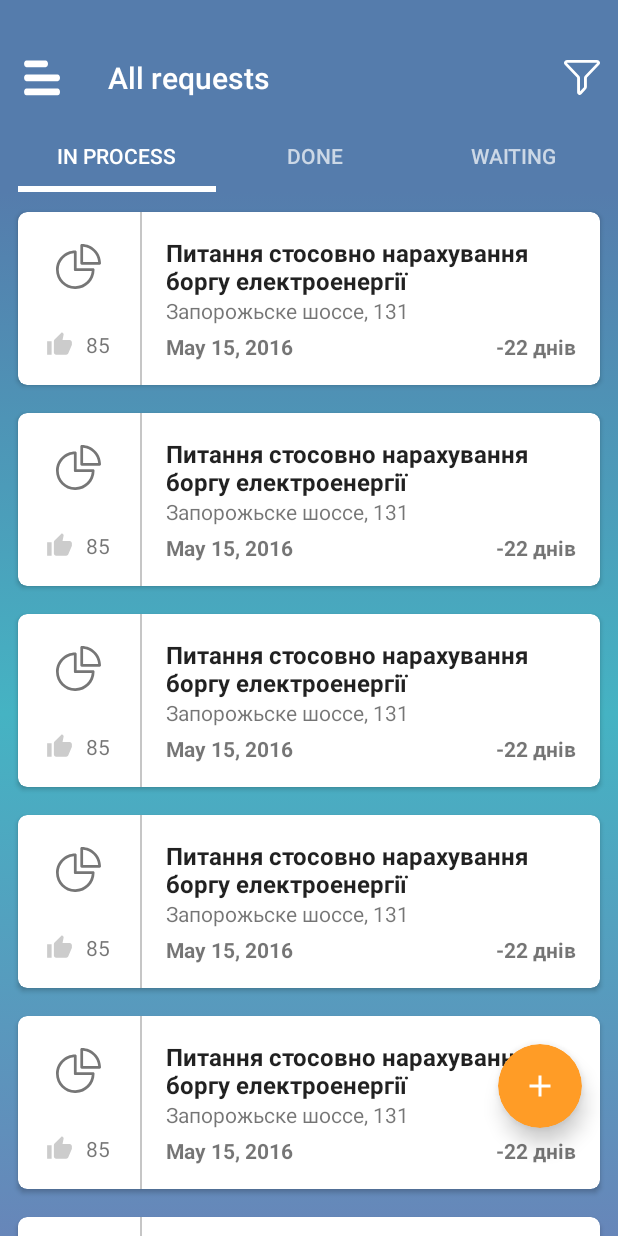
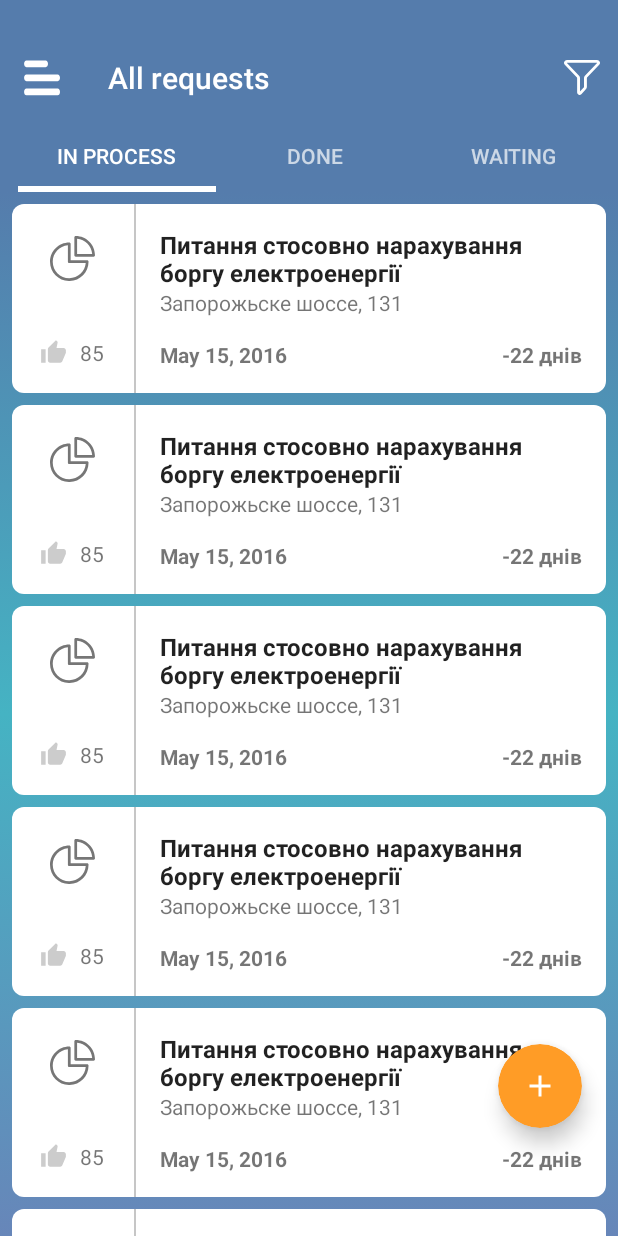
Before and after one commit to AnderWonder/InternshipTask2, an Android app: the screen it shows after launch (UserRequestsListActivity), on a phone screen of 412 x 824 dp. Run offline under Robolectric (Android 15) with nearby library versions, the phone set to English and light mode, and no system bars; libraries missing offline, so code that uses them is left out: com.nineoldandroids.view.

Commit message:
almost ready

```diff
--- a/app/src/main/java/com/zhizhkin/andrey/internshiptask2/InternshipTask2Application.java
+++ b/app/src/main/java/com/zhizhkin/andrey/internshiptask2/InternshipTask2Application.java
@@ -2,6 +2,7 @@ package com.zhizhkin.andrey.internshiptask2;
 
 import android.app.Application;
 import android.content.Context;
+import android.content.res.Resources;
 
 import com.zhizhkin.andrey.internshiptask2.Model.UserRequestsManager;
 
@@ -22,9 +23,19 @@ public class InternshipTask2Application extends Application {
 
     public static int getStatusBarHeight() {
         int result = 0;
-        int resourceId = mContext.getResources().getIdentifier("status_bar_height", "dimen", "android");
+        Resources resources = mContext.getResources();
+        int resourceId = resources.getIdentifier("status_bar_height", "dimen", "android");
         if (resourceId > 0)
-            result = mContext.getResources().getDimensionPixelSize(resourceId);
+            result = resources.getDimensionPixelSize(resourceId);
+        return result;
+    }
+
+    public static int getNavigationBarHeight(){
+        int result=0;
+        Resources resources = mContext.getResources();
+        int resourceId = resources.getIdentifier("navigation_bar_height", "dimen", "android");
+        if (resourceId > 0)
+            result = resources.getDimensionPixelSize(resourceId);
         return result;
     }
 
--- a/app/src/main/java/com/zhizhkin/andrey/internshiptask2/UserRequestViewer/UserRequestViewerActivity.java
+++ b/app/src/main/java/com/zhizhkin/andrey/internshiptask2/UserRequestViewer/UserRequestViewerActivity.java
@@ -1,8 +1,6 @@
 package com.zhizhkin.andrey.internshiptask2.UserRequestViewer;
 
-import android.os.Build;
 import android.os.Bundle;
-import android.support.design.widget.AppBarLayout;
 import android.support.v7.app.AppCompatActivity;
 import android.support.v7.widget.LinearLayoutManager;
 import android.support.v7.widget.RecyclerView;
@@ -13,7 +11,6 @@ import android.widget.LinearLayout;
 import android.widget.TextView;
 import android.widget.Toast;
 
-import com.zhizhkin.andrey.internshiptask2.InternshipTask2Application;
 import com.zhizhkin.andrey.internshiptask2.Model.UserRequest;
 import com.zhizhkin.andrey.internshiptask2.R;
 import com.zhizhkin.andrey.internshiptask2.Model.UserRequestsManager;
--- a/app/src/main/java/com/zhizhkin/andrey/internshiptask2/UserRequestsList/Fragments/UserRequestsFragment.java
+++ b/app/src/main/java/com/zhizhkin/andrey/internshiptask2/UserRequestsList/Fragments/UserRequestsFragment.java
@@ -1,17 +1,11 @@
 package com.zhizhkin.andrey.internshiptask2.UserRequestsList.Fragments;
 
 
-import android.content.res.Resources;
-import android.os.Build;
-import android.support.design.widget.CoordinatorLayout;
 import android.support.v4.app.Fragment;
-import android.view.View;
-
-import com.zhizhkin.andrey.internshiptask2.InternshipTask2Application;
-import com.zhizhkin.andrey.internshiptask2.Model.UserRequest;
 
 import com.melnykov.fab.FloatingActionButton;
-import com.zhizhkin.andrey.internshiptask2.R;
+
+import com.zhizhkin.andrey.internshiptask2.Model.UserRequest;
 
 import java.util.List;
 
@@ -20,6 +14,8 @@ public class UserRequestsFragment extends Fragment {
     protected List<UserRequest> mUserRequests;
 
     protected String mTitle;
+
+    protected FloatingActionButton mFab;
 
     public UserRequestsFragment() {
         // Required empty public constructor
@@ -37,25 +33,7 @@ public class UserRequestsFragment extends Fragment {
         mTitle = title;
     }
 
-    protected int getNavigationBarSize(){
-        int result=0;
-        Resources resources = InternshipTask2Application.getContext().getResources();
-        int resourceId = resources.getIdentifier("navigation_bar_height", "dimen", "android");
-        if (resourceId > 0)
-            result = resources.getDimensionPixelSize(resourceId);
-        return result;
+    public void setFab(FloatingActionButton mFab) {
+        this.mFab = mFab;
     }
-
-    protected FloatingActionButton initFab(View view){
-        FloatingActionButton fab = (FloatingActionButton) view.findViewById(R.id.fab);
-        //Shift for Translucent theme (Lollipop+ only)
-        if (Build.VERSION.SDK_INT >= Build.VERSION_CODES.LOLLIPOP) {
-            CoordinatorLayout.LayoutParams llp = (CoordinatorLayout.LayoutParams) fab.getLayoutParams();
-            int fabMargin = (int)getResources().getDimension(R.dimen.fab_margin);
-            llp.setMargins(0, 0, fabMargin, fabMargin + getNavigationBarSize());
-            fab.setLayoutParams(llp);
-        }
-        return fab;
-    }
-
 }
--- a/app/src/main/java/com/zhizhkin/andrey/internshiptask2/UserRequestsList/Fragments/UserRequestsFragmentListView.java
+++ b/app/src/main/java/com/zhizhkin/andrey/internshiptask2/UserRequestsList/Fragments/UserRequestsFragmentListView.java
@@ -33,7 +33,7 @@ public class UserRequestsFragmentListView extends UserRequestsFragment implement
 
         });
         requestsListView.setOnItemClickListener(this);
-        initFab(fragmentView).attachToListView(requestsListView);
+        mFab.attachToListView(requestsListView);
         return fragmentView;
     }
 
--- a/app/src/main/java/com/zhizhkin/andrey/internshiptask2/UserRequestsList/Fragments/UserRequestsFragmentRecyclerView.java
+++ b/app/src/main/java/com/zhizhkin/andrey/internshiptask2/UserRequestsList/Fragments/UserRequestsFragmentRecyclerView.java
@@ -18,7 +18,7 @@ public class UserRequestsFragmentRecyclerView extends UserRequestsFragment {
         RecyclerView requestsRecyclerView = (RecyclerView) fragmentView.findViewById(R.id.requestsManagerRecyclerView);
         requestsRecyclerView.setLayoutManager(new LinearLayoutManager(getActivity()));
         requestsRecyclerView.setAdapter(new UserRequestsRecyclerViewAdapter(mUserRequests));
-        initFab(fragmentView).attachToRecyclerView(requestsRecyclerView);
+        mFab.attachToRecyclerView(requestsRecyclerView);
         return fragmentView;
     }
 
--- a/app/src/main/java/com/zhizhkin/andrey/internshiptask2/UserRequestsList/UserRequestsListActivity.java
+++ b/app/src/main/java/com/zhizhkin/andrey/internshiptask2/UserRequestsList/UserRequestsListActivity.java
@@ -4,6 +4,7 @@ import android.os.Build;
 import android.os.Bundle;
 
 import android.support.design.widget.AppBarLayout;
+import android.support.design.widget.CoordinatorLayout;
 import android.support.design.widget.TabLayout;
 import android.support.v4.view.ViewPager;
 import android.support.design.widget.NavigationView;
@@ -11,11 +12,16 @@ import android.support.v4.view.GravityCompat;
 import android.support.v4.widget.DrawerLayout;
 import android.support.v7.app.ActionBar;
 import android.support.v7.app.AppCompatActivity;
+import android.support.v7.widget.RecyclerView;
 import android.support.v7.widget.Toolbar;
 import android.view.Menu;
 import android.view.MenuItem;
+import android.view.View;
 import android.widget.FrameLayout;
 import android.widget.LinearLayout;
+import android.widget.ListView;
+
+import com.melnykov.fab.FloatingActionButton;
 
 import com.zhizhkin.andrey.internshiptask2.InternshipTask2Application;
 import com.zhizhkin.andrey.internshiptask2.R;
@@ -30,6 +36,8 @@ import java.util.ArrayList;
 public class UserRequestsListActivity extends AppCompatActivity
         implements NavigationView.OnNavigationItemSelectedListener {
 
+    private FloatingActionButton mFab;
+
     @Override
     protected void onCreate(Bundle savedInstanceState) {
         super.onCreate(savedInstanceState);
@@ -42,21 +50,30 @@ public class UserRequestsListActivity extends AppCompatActivity
         ab.setHomeAsUpIndicator(R.drawable.ic_menu);
         NavigationView navView = (NavigationView) findViewById(R.id.nav_view);
         navView.setNavigationItemSelectedListener(this);
+        mFab = (FloatingActionButton) findViewById(R.id.fab);
         initViewPager();
-        //Shift for Translucent theme (Lollipop+ only)
-        if (Build.VERSION.SDK_INT >= Build.VERSION_CODES.LOLLIPOP) {
-            AppBarLayout.LayoutParams clp = (AppBarLayout.LayoutParams)toolbar.getLayoutParams();
-            clp.setMargins(0, InternshipTask2Application.getStatusBarHeight(),0,0);
+        //Shift is necessary for Translucent theme in KitKat+
+        if (Build.VERSION.SDK_INT >= Build.VERSION_CODES.KITKAT) {
+            //AppBar
+            int statusBarHeight=InternshipTask2Application.getStatusBarHeight();
+            AppBarLayout.LayoutParams clp = ((AppBarLayout.LayoutParams)toolbar.getLayoutParams());
+            clp.setMargins(0,statusBarHeight,0,0);
             toolbar.setLayoutParams(clp);
+            //NavView
             FrameLayout frl = (FrameLayout) navView.getHeaderView(0);
             LinearLayout.LayoutParams frlp = (LinearLayout.LayoutParams) frl.getLayoutParams();
-            frlp.setMargins(0, InternshipTask2Application.getStatusBarHeight(), 0, 0);
+            frlp.setMargins(0,statusBarHeight, 0, 0);
             frl.setLayoutParams(frlp);
+            //FAB
+            CoordinatorLayout.LayoutParams llp = (CoordinatorLayout.LayoutParams) mFab.getLayoutParams();
+            int fabMargin = (int)getResources().getDimension(R.dimen.fab_margin);
+            llp.setMargins(0, 0, fabMargin, fabMargin + InternshipTask2Application.getNavigationBarHeight());
+            mFab.setLayoutParams(llp);
         }
     }
 
     private void initViewPager() {
-        ArrayList<UserRequestsFragment> pages = new ArrayList<>();
+        final ArrayList<UserRequestsFragment> pages = new ArrayList<>();
         pages.add(createPage(UserRequest.StatusType.IN_PROCESS, new UserRequestsFragmentRecyclerView()));
         pages.add(createPage(UserRequest.StatusType.DONE, new UserRequestsFragmentRecyclerView()));
         pages.add(createPage(UserRequest.StatusType.WAITING, new UserRequestsFragmentListView()));
@@ -69,6 +86,7 @@ public class UserRequestsListActivity extends AppCompatActivity
     private UserRequestsFragment createPage(UserRequest.StatusType status, UserRequestsFragment fragment) {
         fragment.setRequests(UserRequestsManager.getInstance().getRequestsWithStatus(status));
         fragment.setTitle(status.toString());
+        fragment.setFab(mFab);
         return fragment;
     }
 
@@ -103,4 +121,5 @@ public class UserRequestsListActivity extends AppCompatActivity
         ((DrawerLayout) findViewById(R.id.drawer_layout)).closeDrawer(GravityCompat.START);
         return true;
     }
+
 }
--- /dev/null
+++ b/app/src/main/res/drawable/user_requests_list_item_bg.xml
@@ -0,0 +1,6 @@
+<?xml version="1.0" encoding="utf-8"?>
+<shape xmlns:android="http://schemas.android.com/apk/res/android">
+    <solid android:color="#FFFFFF"/>
+    <corners android:radius="8dp"/>
+    <padding android:left="0dp" android:top="0dp" android:right="0dp" android:bottom="0dp" />
+</shape>
--- a/app/src/main/res/layout/user_request_viewer_content.xml
+++ b/app/src/main/res/layout/user_request_viewer_content.xml
@@ -57,7 +57,7 @@
                 android:layout_width="match_parent"
                 android:layout_height="@dimen/user_request_viewer_text_view_divider_height"
                 android:layout_marginTop="@dimen/user_request_viewer_first_text_view_divider_margin_top"
-                android:background="@color/material_grey_400" />
+                android:background="@color/colorDivider" />
 
             <RelativeLayout
                 android:layout_width="match_parent"
@@ -85,7 +85,7 @@
                 android:layout_width="match_parent"
                 android:layout_height="@dimen/user_request_viewer_text_view_divider_height"
                 android:layout_marginTop="@dimen/user_request_viewer_text_view_divider_margin_top"
-                android:background="@color/material_grey_400" />
+                android:background="@color/colorDivider" />
 
             <RelativeLayout
                 android:layout_width="match_parent"
@@ -113,7 +113,7 @@
                 android:layout_width="match_parent"
                 android:layout_height="@dimen/user_request_viewer_text_view_divider_height"
                 android:layout_marginTop="@dimen/user_request_viewer_text_view_divider_margin_top"
-                android:background="@color/material_grey_400" />
+                android:background="@color/colorDivider" />
 
             <RelativeLayout
                 android:layout_width="match_parent"
@@ -141,7 +141,7 @@
                 android:layout_width="match_parent"
                 android:layout_height="@dimen/user_request_viewer_text_view_divider_height"
                 android:layout_marginTop="@dimen/user_request_viewer_text_view_divider_margin_top"
-                android:background="@color/material_grey_400" />
+                android:background="@color/colorDivider" />
 
             <RelativeLayout
                 android:layout_width="match_parent"
@@ -170,7 +170,7 @@
                 android:layout_width="match_parent"
                 android:layout_height="@dimen/user_request_viewer_text_view_divider_height"
                 android:layout_marginTop="@dimen/user_request_viewer_text_view_divider_margin_top"
-                android:background="@color/material_grey_400" />
+                android:background="@color/colorDivider" />
 
             <TextView
                 android:id="@+id/requestInfoTextView"
--- a/app/src/main/res/layout/user_requests_list_activity.xml
+++ b/app/src/main/res/layout/user_requests_list_activity.xml
@@ -43,6 +43,18 @@
             android:background="@drawable/user_requests_list_view_pager_background"
             app:layout_behavior="@string/appbar_scrolling_view_behavior" />
 
+        <com.melnykov.fab.FloatingActionButton xmlns:android="http://schemas.android.com/apk/res/android"
+            xmlns:app="http://schemas.android.com/apk/res-auto"
+            xmlns:fab="http://schemas.android.com/apk/res-auto"
+            android:id="@+id/fab"
+            android:layout_width="wrap_content"
+            android:layout_height="wrap_content"
+            android:layout_gravity="bottom|end"
+            android:layout_margin="@dimen/fab_margin"
+            android:src="@drawable/ic_fab_plus"
+            fab:fab_colorNormal="@color/color_orange"
+            app:layout_anchorGravity="bottom|right|end"
+            android:fitsSystemWindows="false"/>
 
     </android.support.design.widget.CoordinatorLayout>
 
@@ -54,17 +66,7 @@
         android:layout_gravity="start"
         android:background="@color/nav_menu"
         app:headerLayout="@layout/user_requests_list_nav_header"
-        app:menu="@menu/user_requests_list_drawer">
-
-        <TextView
-            android:id="@+id/authors_text_view"
-            android:layout_width="match_parent"
-            android:layout_height="wrap_content"
-            android:layout_gravity="bottom"
-            android:layout_margin="16dp"
-            android:clickable="true"
-            android:linksClickable="true"
-            android:text="Made with love" />
+        app:menu="@menu/user_requests_list_nav">
     </android.support.design.widget.NavigationView>
 
 </android.support.v4.widget.DrawerLayout>
--- a/app/src/main/res/layout/user_requests_list_fab.xml
+++ /dev/null
@@ -1,18 +0,0 @@
-<?xml version="1.0" encoding="utf-8"?>
-<android.support.design.widget.CoordinatorLayout android:layout_width="match_parent"
-    android:layout_height="match_parent"
-    xmlns:android="http://schemas.android.com/apk/res/android"
-    android:fitsSystemWindows="false">
-    <com.melnykov.fab.FloatingActionButton xmlns:android="http://schemas.android.com/apk/res/android"
-        xmlns:app="http://schemas.android.com/apk/res-auto"
-        xmlns:fab="http://schemas.android.com/apk/res-auto"
-        android:id="@+id/fab"
-        android:layout_width="wrap_content"
-        android:layout_height="wrap_content"
-        android:layout_gravity="bottom|end"
-        android:layout_margin="@dimen/fab_margin"
-        android:src="@drawable/ic_fab_plus"
-        fab:fab_colorNormal="@color/color_orange"
-        app:layout_anchorGravity="bottom|right|end"
-        android:fitsSystemWindows="false"/>
-</android.support.design.widget.CoordinatorLayout>
--- a/app/src/main/res/layout/user_requests_list_fragment_listview.xml
+++ b/app/src/main/res/layout/user_requests_list_fragment_listview.xml
@@ -16,6 +16,4 @@
         android:divider="@android:color/transparent"
         android:dividerHeight="8dp"
         />
-    <include
-        layout="@layout/user_requests_list_fab"/>
 </android.support.design.widget.CoordinatorLayout>
--- a/app/src/main/res/layout/user_requests_list_fragment_recyclerview.xml
+++ b/app/src/main/res/layout/user_requests_list_fragment_recyclerview.xml
@@ -11,6 +11,4 @@
         android:layout_width="match_parent"
         android:layout_height="match_parent"
         tools:listitem="@layout/user_requests_list_item"/>
-    <include
-        layout="@layout/user_requests_list_fab"/>
 </android.support.design.widget.CoordinatorLayout>
--- a/app/src/main/res/layout/user_requests_list_item.xml
+++ b/app/src/main/res/layout/user_requests_list_item.xml
@@ -1,19 +1,14 @@
 <?xml version="1.0" encoding="utf-8"?>
-<android.support.v7.widget.CardView xmlns:android="http://schemas.android.com/apk/res/android"
-    xmlns:app="http://schemas.android.com/apk/res-auto"
-    xmlns:tools="http://schemas.android.com/tools"
+
+<LinearLayout xmlns:android="http://schemas.android.com/apk/res/android"
     android:layout_width="match_parent"
     android:layout_height="126dp"
-    app:cardCornerRadius="6dp"
-    app:cardUseCompatPadding="true"
+    xmlns:tools="http://schemas.android.com/tools"
+    android:layout_marginLeft="8dp"
+    android:layout_marginRight="8dp"
     android:layout_marginTop="8dp"
-    android:layout_marginLeft="8dp"
-    android:layout_marginRight="8dp">
-
-    <LinearLayout
-        android:layout_width="match_parent"
-        android:layout_height="match_parent"
-        android:orientation="horizontal">
+    android:orientation="horizontal"
+    android:background="@drawable/user_requests_list_item_bg">
 
         <RelativeLayout
             android:layout_width="wrap_content"
@@ -24,29 +19,29 @@
                 android:layout_width="wrap_content"
                 android:layout_height="wrap_content"
                 android:layout_centerHorizontal="true"
+                android:layout_marginTop="21dp"
                 android:scaleType="fitCenter"
-                android:layout_marginTop="21dp"
                 android:src="@drawable/ic_doc" />
 
             <TextView
                 android:id="@+id/requestLikesTextView"
+                tools:text="2"
                 android:layout_width="43dp"
                 android:layout_height="wrap_content"
                 android:layout_alignParentBottom="true"
                 android:layout_centerHorizontal="true"
                 android:layout_gravity="center_horizontal"
+                android:layout_marginBottom="17dp"
+                android:layout_marginLeft="20dp"
+                android:layout_marginRight="18dp"
                 android:drawableLeft="@drawable/ic_like"
-                android:gravity="center"
-                tools:text="2"
-                android:layout_marginRight="18dp"
-                android:layout_marginLeft="20dp"
-                android:layout_marginBottom="17dp"
-                android:drawablePadding="8dp" />
+                android:drawablePadding="8dp"
+                android:gravity="center" />
 
         </RelativeLayout>
 
         <View
-            android:id="@+id/vertical_divider"
+            android:id="@+id/verticalDivider"
             android:layout_width="1dp"
             android:layout_height="match_parent"
             android:background="@color/colorDivider" />
@@ -55,25 +50,25 @@
             android:id="@+id/linearLayout"
             android:layout_width="match_parent"
             android:layout_height="match_parent"
-            android:orientation="vertical"
             android:layout_margin="16dp"
-            android:baselineAligned="false">
+            android:baselineAligned="false"
+            android:orientation="vertical">
 
             <TextView
                 android:id="@+id/requestTypeTextView"
+                style="@style/Base.TextAppearance.AppCompat.Subhead"
+                tools:text="Демонтаж інших об’єктів, що входять до переліку малого будивництва"
                 android:layout_width="match_parent"
                 android:layout_height="40dp"
-                tools:text="Демонтаж інших об’єктів, що входять до переліку малого будивництва"
-                style="@style/Base.TextAppearance.AppCompat.Subhead"
                 android:textStyle="bold" />
 
             <TextView
                 android:id="@+id/requestAddressTextView"
+                tools:text="Вул. Вадима Гетьмана, 42"
                 android:layout_width="match_parent"
                 android:layout_height="wrap_content"
                 android:ellipsize="end"
-                android:maxLines="1"
-                tools:text="Вул. Вадима Гетьмана, 42" />
+                android:maxLines="1" />
 
             <RelativeLayout
                 android:layout_width="match_parent"
@@ -82,20 +77,19 @@
 
                 <TextView
                     android:id="@+id/requestSolveDateTextView"
+                    tools:text="Кві 26, 2016"
                     android:layout_width="wrap_content"
                     android:layout_height="wrap_content"
-                    tools:text="Кві 26, 2016"
-                    android:textStyle="bold"
-                   />
+                    android:textStyle="bold" />
 
                 <TextView
                     android:id="@+id/requestDaysLeftTextView"
+                    tools:text="- 14 днів"
                     android:layout_width="wrap_content"
                     android:layout_height="wrap_content"
-                    tools:text="- 14 днів"
                     android:layout_alignParentRight="true"
                     android:textStyle="bold" />
             </RelativeLayout>
         </LinearLayout>
+
     </LinearLayout>
-</android.support.v7.widget.CardView>
--- a/app/src/main/res/menu/user_requests_list_drawer.xml
+++ b/app/src/main/res/menu/user_requests_list_nav.xml
@@ -4,15 +4,16 @@
         <item
             android:id="@+id/nav_all_requests"
             android:icon="@drawable/ic_issues"
-            android:title="Всі звернення" />
+            android:title="@string/nav_menu_item_1"
+            />
         <item
             android:id="@+id/nav_map"
             android:icon="@drawable/ic_map"
-            android:title="Звернення на мапі" />
+            android:title="@string/nav_menu_item_2"/>
     </group>
     <group android:id="@+id/nav_user_login_group">
         <item
-            android:id="@+id/nav_share"
-            android:title="Увійти в аккаунт" />
+            android:id="@+id/nav_login"
+            android:title="@string/nav_menu_item_3" />
     </group>
 </menu>
--- /dev/null
+++ b/app/src/main/res/values-v19/styles.xml
@@ -0,0 +1,8 @@
+<?xml version="1.0" encoding="utf-8"?>
+<resources>
+
+    <style name="AppTheme.NoActionBar.Translucent" parent="@style/AppTheme.NoActionBar">
+        <item name="android:windowTranslucentNavigation">true</item>
+    </style>
+
+</resources>
--- a/app/src/main/res/values-v21/styles.xml
+++ b/app/src/main/res/values-v21/styles.xml
@@ -8,8 +8,4 @@
         <item name="android:statusBarColor">@color/status_bar_color</item>
     </style>
 
-    <style name="AppTheme.NoActionBar.Translucent" parent="@style/AppTheme.NoActionBar">
-        <item name="android:windowTranslucentNavigation">true</item>
-    </style>
-
 </resources>
--- a/app/src/main/res/values/colors.xml
+++ b/app/src/main/res/values/colors.xml
@@ -5,11 +5,11 @@
     <color name="colorAccent">#FF4081</color>
     <color name="colorDivider">#C6C6C6</color>
     <color name="color_orange">#FF9C26</color>
-    <color name="material_grey_400">#bdbdbd</color>
     <color name="status_bar_color">#45648a</color>
     <color name="off_blue_two">#557cac</color>
     <color name="greeny_blue">#45b3c3</color>
     <color name="nav_header_text">#b0ffffff</color>
     <color name="faded_blue">#6786b9</color>
     <color name="nav_menu">#fafafa</color>
+    <color name="nav_item_color">#b0df3434</color>
 </resources>
--- a/app/src/main/res/values/drawables.xml
+++ /dev/null
@@ -1,2 +0,0 @@
-<resources xmlns:android="http://schemas.android.com/apk/res/android">
-</resources>
--- a/app/src/main/res/values/strings.xml
+++ b/app/src/main/res/values/strings.xml
@@ -25,6 +25,9 @@
     <string name="days_left_suffix">" днів"</string>
     <string name="menu_item_filter">Filter</string>
     <string name="user_requests_list_filter_status_default">All requests</string>
+    <string name="nav_menu_item_1">Всі звернення</string>
+    <string name="nav_menu_item_2">Звернення на мапі</string>
+    <string name="nav_menu_item_3">Увійти в аккаунт</string>
 
     <string-array name="streets_array">
         <item>вул. Вадима Гетьмана</item>
```
